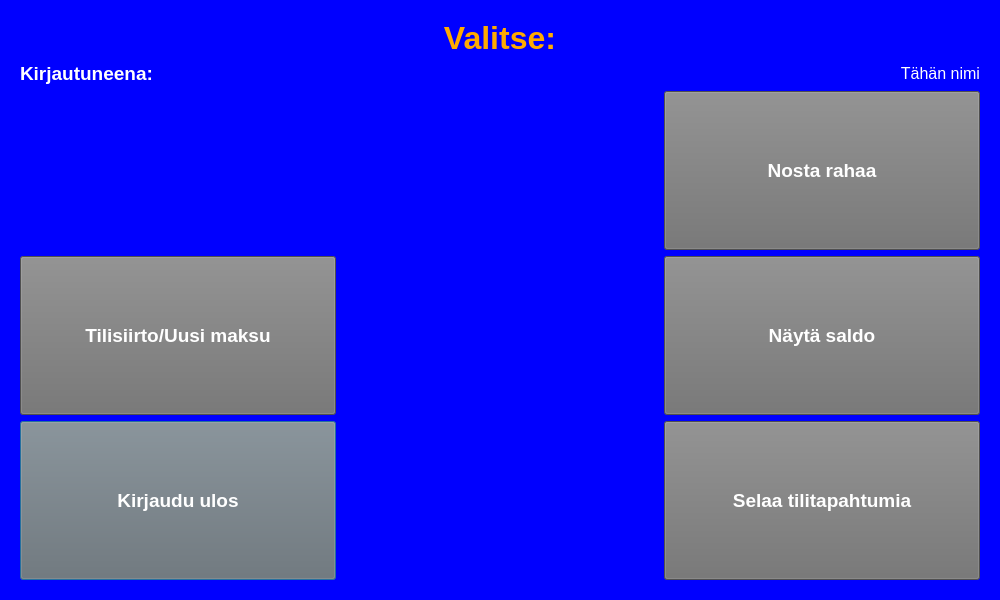
This is BankEXE/mainmenu.ui in Akllu/BankSimul as Qt 5 draws it before an edit. The edited form follows.
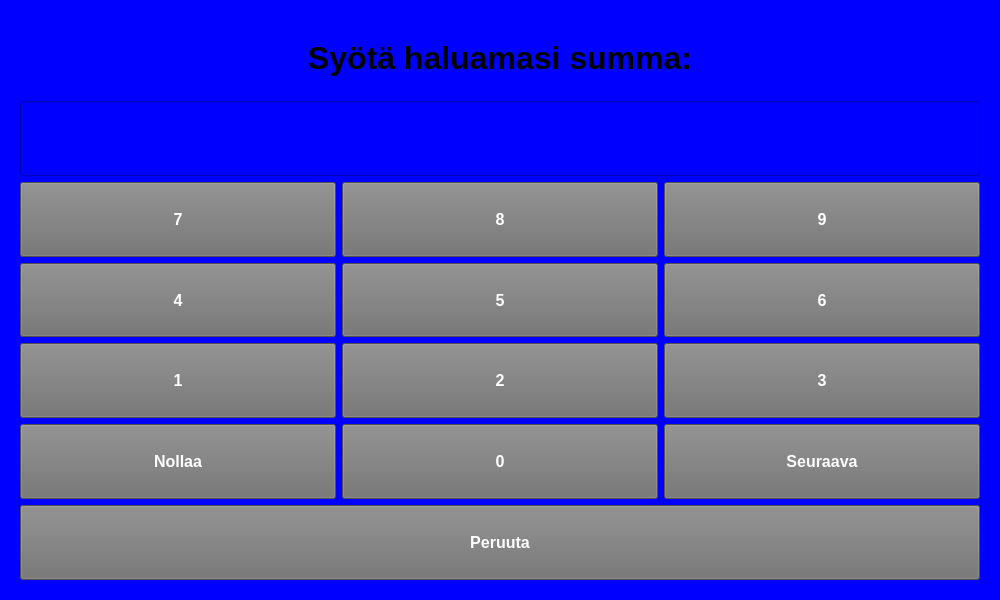
This is the edited form. The open tabs and pages were chosen to show the change.

Commit message: Vaihdettu Näytä saldo-, Tilitapahtumat-, Tilisiirto- ja Muu summa- käyttöliittymät QStackedWidget-muotoon

The edit to the form file:
```diff
--- a/BankEXE/mainmenu.ui
+++ b/BankEXE/mainmenu.ui
@@ -2144,6 +2144,365 @@
        </item>
       </layout>
      </widget>
+     <widget class="QWidget" name="otherWithdrawPage">
+      <layout class="QGridLayout" name="gridLayout">
+       <item row="0" column="0" colspan="3">
+        <widget class="QLabel" name="otherHeaderLabel">
+         <property name="font">
+          <font>
+           <pointsize>24</pointsize>
+           <weight>75</weight>
+           <bold>true</bold>
+          </font>
+         </property>
+         <property name="text">
+          <string>Syötä haluamasi summa:</string>
+         </property>
+         <property name="alignment">
+          <set>Qt::AlignCenter</set>
+         </property>
+        </widget>
+       </item>
+       <item row="5" column="1">
+        <widget class="QPushButton" name="otherButton0">
+         <property name="sizePolicy">
+          <sizepolicy hsizetype="Preferred" vsizetype="Preferred">
+           <horstretch>0</horstretch>
+           <verstretch>0</verstretch>
+          </sizepolicy>
+         </property>
+         <property name="font">
+          <font>
+           <pointsize>12</pointsize>
+           <weight>75</weight>
+           <bold>true</bold>
+          </font>
+         </property>
+         <property name="styleSheet">
+          <string notr="true">background-color: rgb(112, 112, 112);
+color: rgb(255, 255, 255);</string>
+         </property>
+         <property name="text">
+          <string>0</string>
+         </property>
+        </widget>
+       </item>
+       <item row="3" column="0">
+        <widget class="QPushButton" name="otherButton4">
+         <property name="sizePolicy">
+          <sizepolicy hsizetype="Preferred" vsizetype="Preferred">
+           <horstretch>0</horstretch>
+           <verstretch>0</verstretch>
+          </sizepolicy>
+         </property>
+         <property name="font">
+          <font>
+           <pointsize>12</pointsize>
+           <weight>75</weight>
+           <bold>true</bold>
+          </font>
+         </property>
+         <property name="styleSheet">
+          <string notr="true">background-color: rgb(112, 112, 112);
+color: rgb(255, 255, 255);</string>
+         </property>
+         <property name="text">
+          <string>4</string>
+         </property>
+        </widget>
+       </item>
+       <item row="3" column="1">
+        <widget class="QPushButton" name="otherButton5">
+         <property name="sizePolicy">
+          <sizepolicy hsizetype="Preferred" vsizetype="Preferred">
+           <horstretch>0</horstretch>
+           <verstretch>0</verstretch>
+          </sizepolicy>
+         </property>
+         <property name="font">
+          <font>
+           <pointsize>12</pointsize>
+           <weight>75</weight>
+           <bold>true</bold>
+          </font>
+         </property>
+         <property name="styleSheet">
+          <string notr="true">background-color: rgb(112, 112, 112);
+color: rgb(255, 255, 255);</string>
+         </property>
+         <property name="text">
+          <string>5</string>
+         </property>
+        </widget>
+       </item>
+       <item row="3" column="2">
+        <widget class="QPushButton" name="otherButton6">
+         <property name="sizePolicy">
+          <sizepolicy hsizetype="Preferred" vsizetype="Preferred">
+           <horstretch>0</horstretch>
+           <verstretch>0</verstretch>
+          </sizepolicy>
+         </property>
+         <property name="font">
+          <font>
+           <pointsize>12</pointsize>
+           <weight>75</weight>
+           <bold>true</bold>
+          </font>
+         </property>
+         <property name="styleSheet">
+          <string notr="true">background-color: rgb(112, 112, 112);
+color: rgb(255, 255, 255);</string>
+         </property>
+         <property name="text">
+          <string>6</string>
+         </property>
+        </widget>
+       </item>
+       <item row="2" column="1">
+        <widget class="QPushButton" name="otherButton8">
+         <property name="sizePolicy">
+          <sizepolicy hsizetype="Preferred" vsizetype="Preferred">
+           <horstretch>0</horstretch>
+           <verstretch>0</verstretch>
+          </sizepolicy>
+         </property>
+         <property name="font">
+          <font>
+           <pointsize>12</pointsize>
+           <weight>75</weight>
+           <bold>true</bold>
+          </font>
+         </property>
+         <property name="styleSheet">
+          <string notr="true">background-color: rgb(112, 112, 112);
+color: rgb(255, 255, 255);</string>
+         </property>
+         <property name="text">
+          <string>8</string>
+         </property>
+        </widget>
+       </item>
+       <item row="4" column="2">
+        <widget class="QPushButton" name="otherButton3">
+         <property name="sizePolicy">
+          <sizepolicy hsizetype="Preferred" vsizetype="Preferred">
+           <horstretch>0</horstretch>
+           <verstretch>0</verstretch>
+          </sizepolicy>
+         </property>
+         <property name="font">
+          <font>
+           <pointsize>12</pointsize>
+           <weight>75</weight>
+           <bold>true</bold>
+          </font>
+         </property>
+         <property name="styleSheet">
+          <string notr="true">background-color: rgb(112, 112, 112);
+color: rgb(255, 255, 255);</string>
+         </property>
+         <property name="text">
+          <string>3</string>
+         </property>
+        </widget>
+       </item>
+       <item row="5" column="2">
+        <widget class="QPushButton" name="otherNextButton">
+         <property name="sizePolicy">
+          <sizepolicy hsizetype="Preferred" vsizetype="Preferred">
+           <horstretch>0</horstretch>
+           <verstretch>0</verstretch>
+          </sizepolicy>
+         </property>
+         <property name="font">
+          <font>
+           <pointsize>12</pointsize>
+           <weight>75</weight>
+           <bold>true</bold>
+          </font>
+         </property>
+         <property name="styleSheet">
+          <string notr="true">background-color: rgb(112, 112, 112);
+color: rgb(255, 255, 255);</string>
+         </property>
+         <property name="text">
+          <string>Seuraava</string>
+         </property>
+        </widget>
+       </item>
+       <item row="1" column="0" colspan="3">
+        <widget class="QLineEdit" name="otherAmountLineEdit">
+         <property name="sizePolicy">
+          <sizepolicy hsizetype="Preferred" vsizetype="Preferred">
+           <horstretch>0</horstretch>
+           <verstretch>0</verstretch>
+          </sizepolicy>
+         </property>
+         <property name="font">
+          <font>
+           <pointsize>22</pointsize>
+           <weight>75</weight>
+           <bold>true</bold>
+          </font>
+         </property>
+         <property name="maxLength">
+          <number>4</number>
+         </property>
+         <property name="echoMode">
+          <enum>QLineEdit::Password</enum>
+         </property>
+         <property name="alignment">
+          <set>Qt::AlignCenter</set>
+         </property>
+        </widget>
+       </item>
+       <item row="2" column="0">
+        <widget class="QPushButton" name="otherButton7">
+         <property name="sizePolicy">
+          <sizepolicy hsizetype="Preferred" vsizetype="Preferred">
+           <horstretch>0</horstretch>
+           <verstretch>0</verstretch>
+          </sizepolicy>
+         </property>
+         <property name="font">
+          <font>
+           <pointsize>12</pointsize>
+           <weight>75</weight>
+           <bold>true</bold>
+          </font>
+         </property>
+         <property name="styleSheet">
+          <string notr="true">background-color: rgb(112, 112, 112);
+color: rgb(255, 255, 255);</string>
+         </property>
+         <property name="text">
+          <string>7</string>
+         </property>
+        </widget>
+       </item>
+       <item row="2" column="2">
+        <widget class="QPushButton" name="otherButton9">
+         <property name="sizePolicy">
+          <sizepolicy hsizetype="Preferred" vsizetype="Preferred">
+           <horstretch>0</horstretch>
+           <verstretch>0</verstretch>
+          </sizepolicy>
+         </property>
+         <property name="font">
+          <font>
+           <pointsize>12</pointsize>
+           <weight>75</weight>
+           <bold>true</bold>
+          </font>
+         </property>
+         <property name="styleSheet">
+          <string notr="true">background-color: rgb(112, 112, 112);
+color: rgb(255, 255, 255);</string>
+         </property>
+         <property name="text">
+          <string>9</string>
+         </property>
+        </widget>
+       </item>
+       <item row="4" column="1">
+        <widget class="QPushButton" name="otherButton2">
+         <property name="sizePolicy">
+          <sizepolicy hsizetype="Preferred" vsizetype="Preferred">
+           <horstretch>0</horstretch>
+           <verstretch>0</verstretch>
+          </sizepolicy>
+         </property>
+         <property name="font">
+          <font>
+           <pointsize>12</pointsize>
+           <weight>75</weight>
+           <bold>true</bold>
+          </font>
+         </property>
+         <property name="styleSheet">
+          <string notr="true">background-color: rgb(112, 112, 112);
+color: rgb(255, 255, 255);</string>
+         </property>
+         <property name="text">
+          <string>2</string>
+         </property>
+        </widget>
+       </item>
+       <item row="4" column="0">
+        <widget class="QPushButton" name="otherButton1">
+         <property name="sizePolicy">
+          <sizepolicy hsizetype="Preferred" vsizetype="Preferred">
+           <horstretch>0</horstretch>
+           <verstretch>0</verstretch>
+          </sizepolicy>
+         </property>
+         <property name="font">
+          <font>
+           <pointsize>12</pointsize>
+           <weight>75</weight>
+           <bold>true</bold>
+          </font>
+         </property>
+         <property name="styleSheet">
+          <string notr="true">background-color: rgb(112, 112, 112);
+color: rgb(255, 255, 255);</string>
+         </property>
+         <property name="text">
+          <string>1</string>
+         </property>
+        </widget>
+       </item>
+       <item row="5" column="0">
+        <widget class="QPushButton" name="otherClearButton">
+         <property name="sizePolicy">
+          <sizepolicy hsizetype="Preferred" vsizetype="Preferred">
+           <horstretch>0</horstretch>
+           <verstretch>0</verstretch>
+          </sizepolicy>
+         </property>
+         <property name="font">
+          <font>
+           <pointsize>12</pointsize>
+           <weight>75</weight>
+           <bold>true</bold>
+          </font>
+         </property>
+         <property name="styleSheet">
+          <string notr="true">background-color: rgb(112, 112, 112);
+color: rgb(255, 255, 255);</string>
+         </property>
+         <property name="text">
+          <string>Nollaa</string>
+         </property>
+        </widget>
+       </item>
+       <item row="6" column="0" colspan="3">
+        <widget class="QPushButton" name="otherCancelButton">
+         <property name="sizePolicy">
+          <sizepolicy hsizetype="Preferred" vsizetype="Preferred">
+           <horstretch>0</horstretch>
+           <verstretch>0</verstretch>
+          </sizepolicy>
+         </property>
+         <property name="font">
+          <font>
+           <pointsize>12</pointsize>
+           <weight>75</weight>
+           <bold>true</bold>
+          </font>
+         </property>
+         <property name="styleSheet">
+          <string notr="true">background-color: rgb(112, 112, 112);
+color: rgb(255, 255, 255);</string>
+         </property>
+         <property name="text">
+          <string>Peruuta</string>
+         </property>
+        </widget>
+       </item>
+      </layout>
+     </widget>
     </widget>
    </item>
   </layout>
```
The commit also changes 7 other files.
